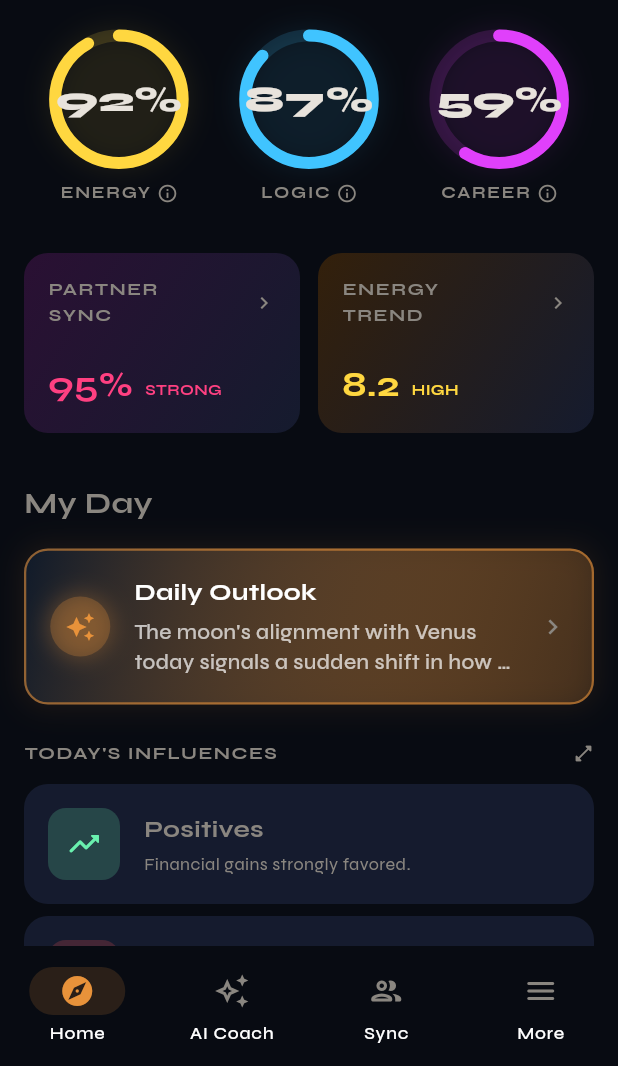
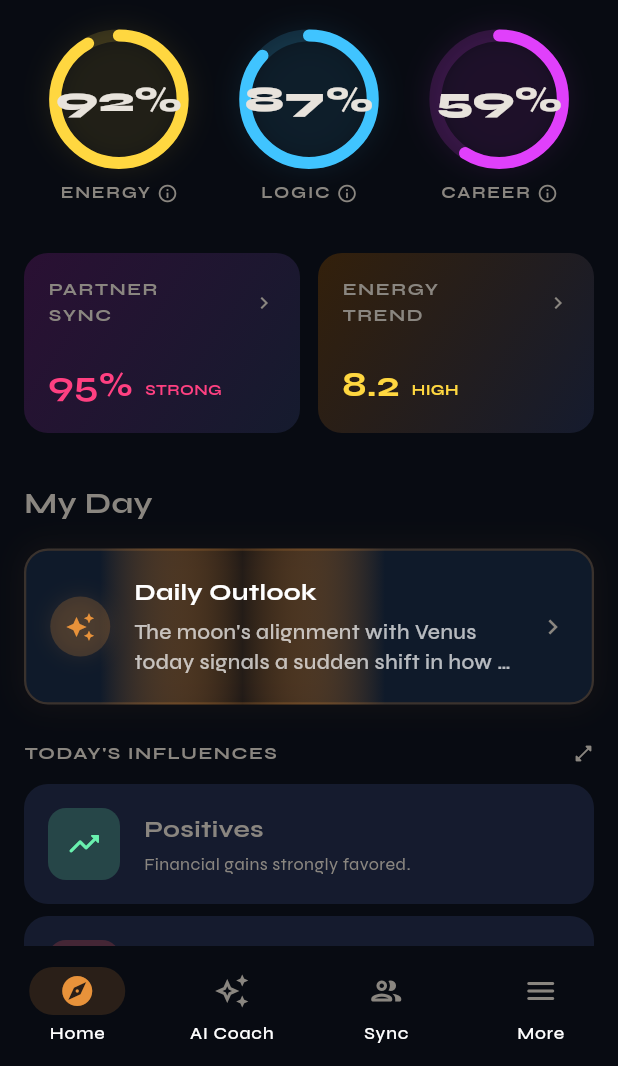
Before and after one commit to HanuShashwat/Twouple, a Flutter app: the HomePage screen opened by its route, on a phone screen of 412 x 824 dp, the part 170-1236 px from its top. Run offline on Flutter 3.47's test engine with Material 3 defaults, Android fonts, the phone set to English and light mode, and no system bars; our stand-ins replace dio, equatable, fl_chart, flutter_bloc, flutter_map, go_router and 2 more.

Commit message:
refactor(home_page.dart): simplify and modify animation effects refactor(home_page.dart): change animation duration to 6 seconds refactor(home_page.dart): remove reverse animation refactor(home_page.dart): modify gradient and border colors refactor(home_page.dart): update box shadow effects refactor(home_page.dart): adjust icon decoration

```diff
--- a/lib/features/home/presentation/pages/home_page.dart
+++ b/lib/features/home/presentation/pages/home_page.dart
@@ -784,7 +784,7 @@ class _AnimatedOutlookCardState extends State<_AnimatedOutlookCard> with SingleT
   @override
   void initState() {
     super.initState();
-    _controller = AnimationController(vsync: this, duration: const Duration(seconds: 2))..repeat(reverse: true);
+    _controller = AnimationController(vsync: this, duration: const Duration(seconds: 6))..repeat();
   }
 
   @override
@@ -811,18 +811,20 @@ class _AnimatedOutlookCardState extends State<_AnimatedOutlookCard> with SingleT
                   gradient: LinearGradient(
                     colors: [
                       const Color(0xFF0F1A2A),
-                      AppColors.primary.withValues(alpha: 0.05 + (_controller.value * 0.15)),
+                      AppColors.primary.withValues(alpha: 0.08),
+                      const Color(0xFF0F1A2A),
                     ],
-                    begin: Alignment.topLeft,
-                    end: Alignment.bottomRight,
+                    stops: const [0.0, 0.5, 1.0],
+                    begin: Alignment(-2.0 + (_controller.value * 4), 0.0),
+                    end: Alignment(-1.0 + (_controller.value * 4), 0.0),
                   ),
                   border: Border.all(
-                    color: AppColors.primary.withValues(alpha: 0.2 + (_controller.value * 0.4)),
+                    color: AppColors.primary.withValues(alpha: 0.2),
                     width: 1.5,
                   ),
                   boxShadow: [
                     BoxShadow(
-                      color: AppColors.primary.withValues(alpha: 0.1 * _controller.value),
+                      color: AppColors.primary.withValues(alpha: 0.05),
                       blurRadius: 16,
                       spreadRadius: 2,
                     ),
@@ -836,9 +838,9 @@ class _AnimatedOutlookCardState extends State<_AnimatedOutlookCard> with SingleT
                       padding: const EdgeInsets.all(10),
                       decoration: BoxDecoration(
                         shape: BoxShape.circle,
-                        color: AppColors.primary.withValues(alpha: 0.15 + (_controller.value * 0.1)),
+                        color: AppColors.primary.withValues(alpha: 0.2),
                         boxShadow: [
-                           BoxShadow(color: AppColors.primary.withValues(alpha: 0.3 * _controller.value), blurRadius: 12, spreadRadius: 2)
+                           BoxShadow(color: AppColors.primary.withValues(alpha: 0.1), blurRadius: 10, spreadRadius: 1)
                         ]
                       ),
                       child: const Icon(Icons.auto_awesome, color: AppColors.primary, size: 20)
```
